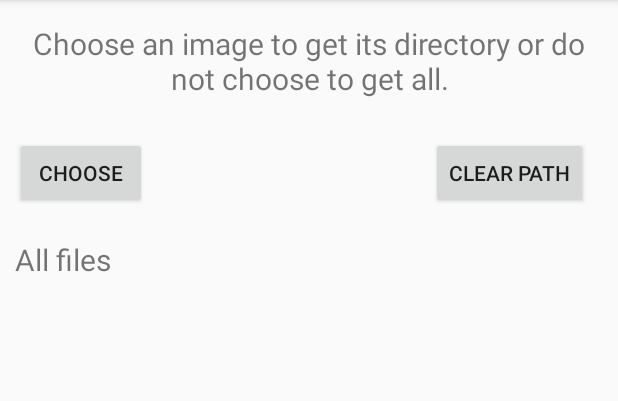
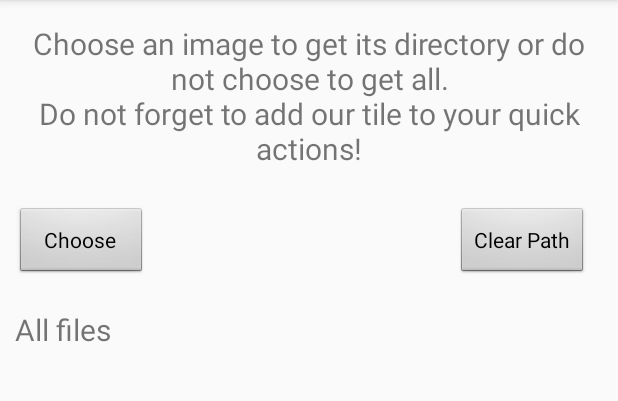
Before and after one commit to ChnTklc/AutoWallpaperTile, an Android app: the screen it shows after launch (MainActivity), on a phone screen of 412 x 824 dp, the part 84-485 px from its top. Run offline under Robolectric (Android 15) with nearby library versions, the light colour scheme and no system bars.

Commit message:
layout changed. unnecessary things deleted. kotlin support added.

```diff
--- a/app/src/main/java/usage/personal/wallpapertile/WallpaperChanger.java
+++ b/app/src/main/java/usage/personal/wallpapertile/WallpaperChanger.java
@@ -95,7 +95,7 @@ public class WallpaperChanger extends TileService {
             intent.setData(Uri.parse("package:" + "usage.personal.wallpapertile"));
             PendingIntent contentIntent = PendingIntent.getActivity(this, 0, intent, 0);
             NotificationCompat.Builder mBuilder =
-                    new NotificationCompat.Builder(this)
+                    new NotificationCompat.Builder(this) // TODO: fix deprecated.
                             .setContentIntent(contentIntent)
                             .setDefaults(Notification.DEFAULT_ALL)
                             .setSmallIcon(R.drawable.wallpaper_green)
--- a/app/src/main/res/layout/activity_main.xml
+++ b/app/src/main/res/layout/activity_main.xml
@@ -19,13 +19,14 @@
 
     <Button
         android:id="@+id/chooseFile"
+        style="@android:style/Widget.Button"
         android:layout_width="wrap_content"
         android:layout_height="wrap_content"
+        android:layout_alignParentStart="true"
+        android:layout_below="@+id/textView2"
+        android:layout_margin="10dp"
         android:onClick="showFileChooser"
-        android:layout_margin="10dp"
-        android:text="@string/text"
-        android:layout_below="@+id/textView2"
-        android:layout_alignParentStart="true" />
+        android:text="@string/text" />
 
     <TextView
         android:id="@+id/textView"
@@ -40,14 +41,15 @@
 
     <Button
         android:id="@+id/clear"
+        style="@android:style/Widget.Button"
         android:layout_width="wrap_content"
         android:layout_height="wrap_content"
-        android:text="@string/clear"
-        android:onClick="clearPath"
+        android:layout_alignBaseline="@+id/chooseFile"
+        android:layout_alignBottom="@+id/chooseFile"
+        android:layout_alignEnd="@+id/textView"
         android:layout_marginLeft="10dp"
         android:layout_marginRight="10dp"
-        android:layout_alignBaseline="@+id/chooseFile"
-        android:layout_alignBottom="@+id/chooseFile"
-        android:layout_alignEnd="@+id/textView" />
+        android:onClick="clearPath"
+        android:text="@string/clear" />
 
 </RelativeLayout>
--- a/app/src/main/res/values/strings.xml
+++ b/app/src/main/res/values/strings.xml
@@ -1,7 +1,7 @@
 <resources>
     <string name="title_label">Auto Wallpaper</string>
     <string name="text">Choose</string>
-    <string name="upperButton">Choose an image to get its directory or do not choose to get all.</string>
+    <string name="upperButton">Choose an image to get its directory or do not choose to get all.\nDo not forget to add our tile to your quick actions!</string>
     <string name="filepath">All files</string>
     <string name="clear">Clear Path</string>
 </resources>
--- a/build.gradle
+++ b/build.gradle
@@ -1,6 +1,8 @@
 // Top-level build file where you can add configuration options common to all sub-projects/modules.
 
 buildscript {
+    ext.kotlin_version = '1.1.60'
+    ext.anko_version = '0.10.2'
     repositories {
         jcenter()
         maven {
@@ -9,7 +11,8 @@ buildscript {
         }
     }
     dependencies {
-        classpath 'com.android.tools.build:gradle:2.3.2'
+        classpath 'com.android.tools.build:gradle:3.0.0'
+        classpath "org.jetbrains.kotlin:kotlin-gradle-plugin:$kotlin_version"
 
         // NOTE: Do not place your application dependencies here; they belong
         // in the individual module build.gradle files
```
Also changed, not shown: app/build.gradle (+7 -1 lines), app/src/main/res/mipmap-hdpi/ic_launcher.png (deleted), app/src/main/res/mipmap-hdpi/ic_launcher_round.png (deleted), app/src/main/res/mipmap-mdpi/ic_launcher.png (deleted), app/src/main/res/mipmap-mdpi/ic_launcher_round.png (deleted), app/src/main/res/mipmap-xhdpi/ic_launcher.png (deleted), app/src/main/res/mipmap-xhdpi/ic_launcher_round.png (deleted), app/src/main/res/mipmap-xxhdpi/ic_launcher.png (deleted), app/src/main/res/mipmap-xxhdpi/ic_launcher_round.png (deleted), app/src/main/res/mipmap-xxxhdpi/ic_launcher.png (deleted), app/src/main/res/mipmap-xxxhdpi/ic_launcher_round.png (deleted), gradle/wrapper/gradle-wrapper.properties.
